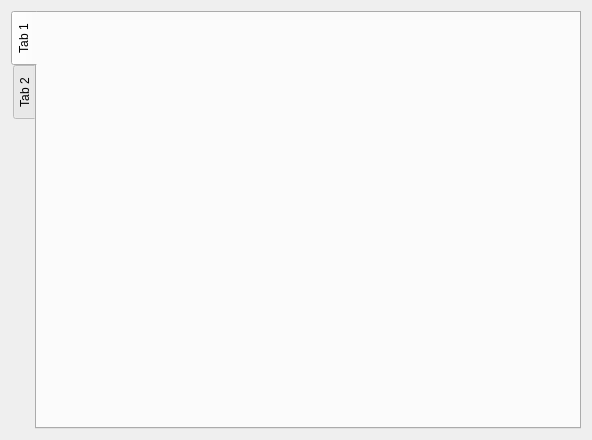
The window that src/editor/complist.ui (aibolem/TeleScore) describes before a commit, drawn with Qt 5.
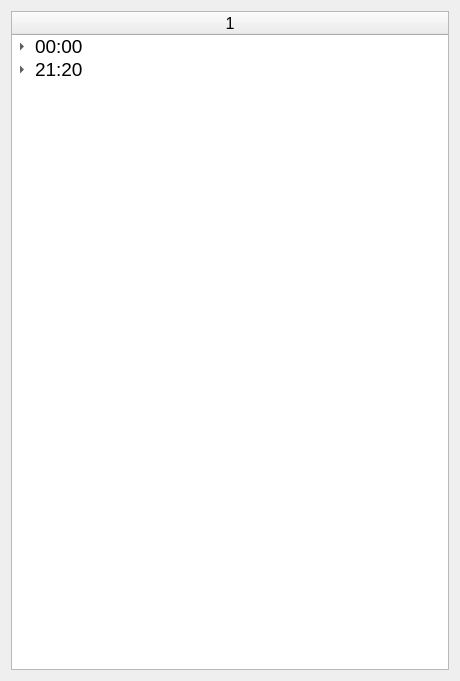
The same window after the commit.

Patch:
```diff
--- a/src/editor/complist.ui
+++ b/src/editor/complist.ui
@@ -6,35 +6,75 @@
    <rect>
     <x>0</x>
     <y>0</y>
-    <width>592</width>
-    <height>440</height>
+    <width>460</width>
+    <height>681</height>
    </rect>
   </property>
   <property name="windowTitle">
    <string>Form</string>
   </property>
   <layout class="QGridLayout" name="gridLayout">
-   <item row="0" column="1">
-    <widget class="QTabWidget" name="categoryTab">
-     <property name="tabPosition">
-      <enum>QTabWidget::West</enum>
-     </property>
-     <property name="tabShape">
-      <enum>QTabWidget::Rounded</enum>
-     </property>
-     <property name="elideMode">
-      <enum>Qt::ElideNone</enum>
-     </property>
-     <widget class="QWidget" name="tab">
-      <attribute name="title">
-       <string>Tab 1</string>
-      </attribute>
-     </widget>
-     <widget class="QWidget" name="tab_2">
-      <attribute name="title">
-       <string>Tab 2</string>
-      </attribute>
-     </widget>
+   <item row="0" column="0">
+    <widget class="QTreeWidget" name="treeWidget">
+     <column>
+      <property name="text">
+       <string/>
+      </property>
+      <property name="font">
+       <font>
+        <pointsize>12</pointsize>
+       </font>
+      </property>
+      <property name="textAlignment">
+       <set>AlignCenter</set>
+      </property>
+     </column>
+     <item>
+      <property name="text">
+       <string>00:00</string>
+      </property>
+      <property name="font">
+       <font>
+        <pointsize>14</pointsize>
+       </font>
+      </property>
+      <property name="textAlignment">
+       <set>AlignCenter</set>
+      </property>
+      <item>
+       <property name="text">
+        <string>12:10</string>
+       </property>
+       <property name="font">
+        <font>
+         <pointsize>10</pointsize>
+        </font>
+       </property>
+      </item>
+     </item>
+     <item>
+      <property name="text">
+       <string>21:20</string>
+      </property>
+      <property name="font">
+       <font>
+        <pointsize>14</pointsize>
+       </font>
+      </property>
+      <property name="textAlignment">
+       <set>AlignCenter</set>
+      </property>
+      <item>
+       <property name="text">
+        <string>35:20</string>
+       </property>
+       <property name="font">
+        <font>
+         <pointsize>10</pointsize>
+        </font>
+       </property>
+      </item>
+     </item>
     </widget>
    </item>
   </layout>
```
